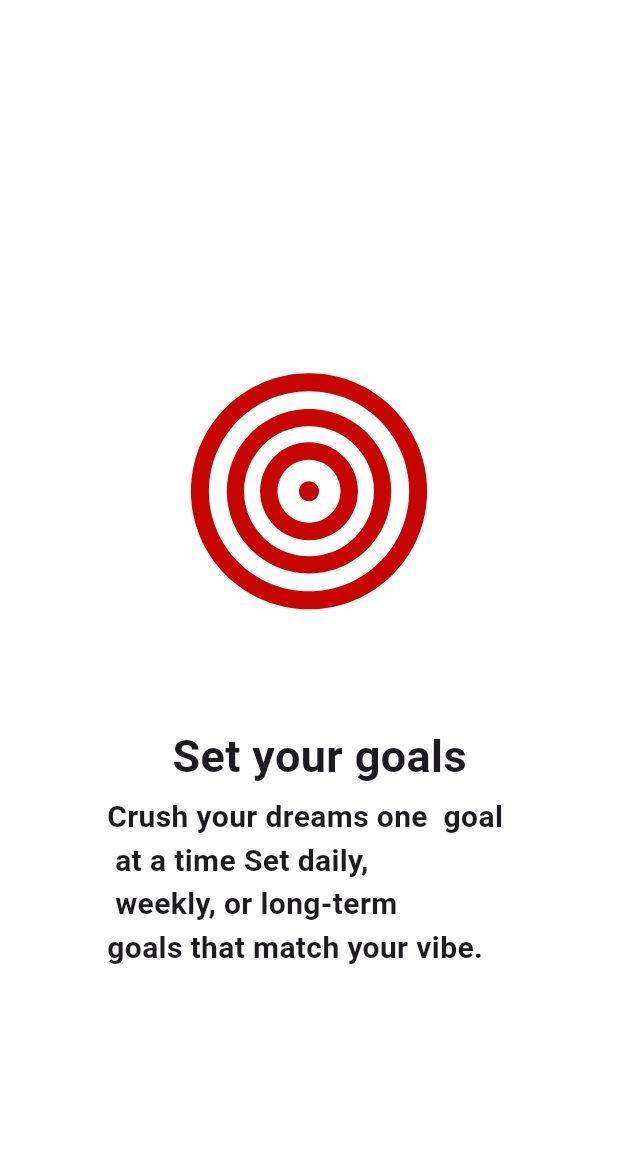
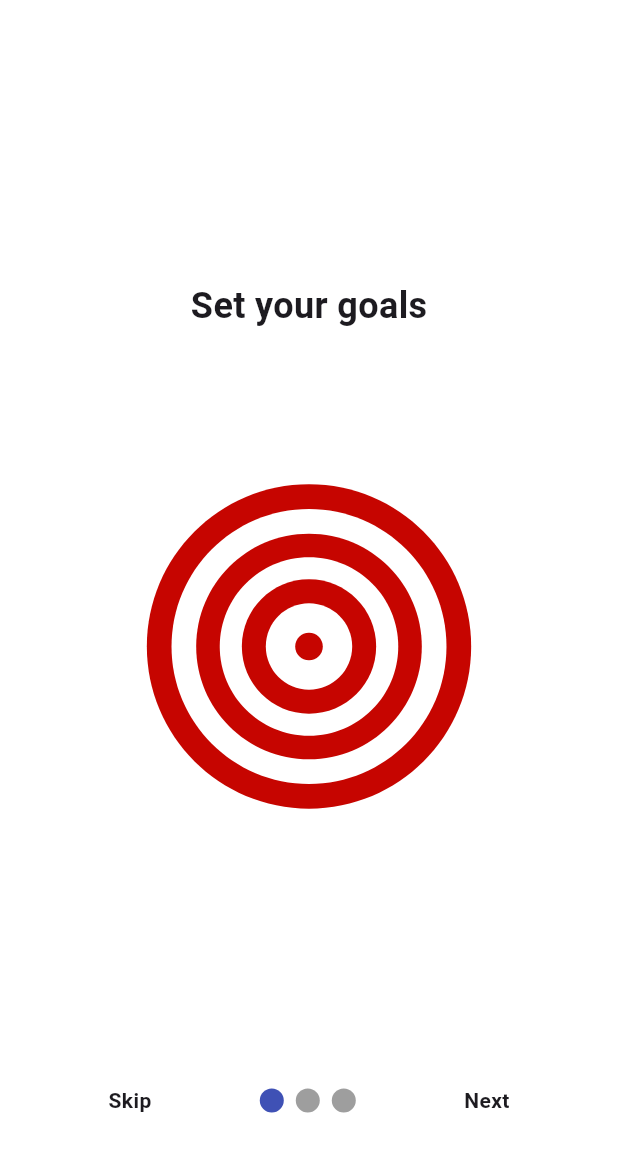
Before and after one commit to pratham-xo/UG, a Flutter app: the screen it shows after launch, on a phone screen of 412 x 824 dp. Shown: the top 1152 px of the screen. Run offline on Flutter 3.47's test engine with Material 3 defaults, Android fonts, the phone set to English and light mode, and no system bars; drawn by our look-alikes of lottie, smooth_page_indicator.

Commit message:
Intro pages ui

```diff
--- a/lib/intropage_1.dart
+++ /dev/null
@@ -1,46 +0,0 @@
-import 'package:flutter/cupertino.dart';
-import 'package:flutter/material.dart';
-import 'package:lottie/lottie.dart';
-
-class Intro_1 extends StatefulWidget {
-  const Intro_1({super.key});
-
-  @override
-  State<Intro_1> createState() => _Intro_1State();
-}
-
-class _Intro_1State extends State<Intro_1> {
-  @override
-  Widget build(BuildContext context) {
-    return Scaffold(
-      backgroundColor: CupertinoColors.white,
-      body: Column(
-        mainAxisAlignment: MainAxisAlignment.center,
-        children: [
-          LottieBuilder.asset('assets/animations/intro1.json', height: 300),
-          SizedBox(height: 5),
-          Padding(
-            padding: const EdgeInsets.only(left: 14.0),
-            child: Align(
-              alignment: Alignment.center,
-              child: Text(
-                'Set your goals',
-                style: TextStyle(fontSize: 30, fontWeight: FontWeight.bold),
-              ),
-            ),
-          ),
-          SizedBox(height: 5,),
-          Align(
-            alignment: Alignment.center,
-            child: Text('Crush your dreams one  goal \n at a time Set daily,\n weekly, or long-term \ngoals that match your vibe.',
-            style: TextStyle(
-              fontSize: 20,
-              fontWeight: FontWeight.bold
-
-            ),),
-          )
-        ],
-      ),
-    );
-  }
-}
--- /dev/null
+++ b/lib/onboarding_page.dart
@@ -0,0 +1,64 @@
+import 'package:flutter/material.dart';
+import 'package:private_project/Home.dart';
+import 'package:private_project/pages/intro_1.dart';
+import 'package:private_project/pages/intro_2.dart';
+import 'package:private_project/pages/intro_3.dart';
+import 'package:smooth_page_indicator/smooth_page_indicator.dart';
+
+class Onboarding extends StatefulWidget {
+  const Onboarding({super.key});
+
+  @override
+  State<Onboarding> createState() => _OnboardingState();
+}
+
+class _OnboardingState extends State<Onboarding> {
+  PageController page = PageController();
+  bool onLast = false;
+  @override
+  Widget build(BuildContext context) {
+    return Scaffold(
+      body: Stack(
+        children: [
+          PageView(
+            controller: page,
+            children: [Intro_1(), Intro_2(), Intro_3()],
+          ),
+          Container(
+            alignment: Alignment(0, 0.80),
+            child: Row(
+              mainAxisAlignment: MainAxisAlignment.spaceEvenly,
+              children: [
+                GestureDetector(
+                  onTap: () {
+                    Navigator.pushReplacement(
+                      context,
+                      MaterialPageRoute(builder: (context) => HomeScreen()),
+                    );
+                  },
+                  child: Text(
+                    'Skip',
+                    style: TextStyle(fontWeight: FontWeight.bold),
+                  ),
+                ),
+                SmoothPageIndicator(controller: page, count: 3),
+                GestureDetector(
+                  onTap: () {
+                    page.nextPage(
+                      duration: Duration(milliseconds: 500),
+                      curve: Curves.easeIn,
+                    );
+                  },
+                  child: Text(
+                    "Next",
+                    style: TextStyle(fontWeight: FontWeight.bold),
+                  ),
+                ),
+              ],
+            ),
+          ),
+        ],
+      ),
+    );
+  }
+}
--- /dev/null
+++ b/lib/pages/intro_1.dart
@@ -0,0 +1,21 @@
+import 'package:flutter/material.dart';
+import 'package:lottie/lottie.dart';
+
+class Intro_1 extends StatelessWidget {
+  const Intro_1({super.key});
+
+  @override
+  Widget build(BuildContext context) {
+    return Scaffold(
+      backgroundColor: Colors.white,
+      body: Column(
+        mainAxisAlignment: MainAxisAlignment.center,
+        children: [
+          Text('Set your goals',style: TextStyle(fontSize: 24,fontWeight: FontWeight.bold),),
+          SizedBox(height: 4,),
+          LottieBuilder.asset('assets/animations/intro1.json')
+        ],
+      ),
+    );
+  }
+}
--- a/lib/splashscreen.dart
+++ b/lib/splashscreen.dart
@@ -3,7 +3,9 @@ import 'dart:async';
 import 'package:flutter/cupertino.dart';
 import 'package:flutter/material.dart';
 import 'package:lottie/lottie.dart';
-import 'package:private_project/intropage_1.dart';
+import 'package:private_project/onboarding_page.dart';
+
+import 'package:private_project/pages/intro_1.dart';
 
 class SplashScreen extends StatefulWidget {
   const SplashScreen({super.key});
@@ -18,7 +20,7 @@ class _SplashScreenState extends State<SplashScreen> {
     Timer(Duration(seconds: 2), () {
       Navigator.pushReplacement(
         context,
-        MaterialPageRoute(builder: (context) => Intro_1()),
+        MaterialPageRoute(builder: (context) => Onboarding()),
       );
     });
     // TODO: implement initState
--- a/pubspec.yaml
+++ b/pubspec.yaml
@@ -36,6 +36,7 @@ dependencies:
   cupertino_icons: ^1.0.8
   flutter_launcher_icons: ^0.14.3
   lottie: ^3.3.1
+  smooth_page_indicator: ^1.2.1
 
 dev_dependencies:
   flutter_test:
```
Also changed, not shown: lib/Home.dart (added, +17 -0 lines), lib/pages/intro_2.dart (added, +21 -0 lines), lib/pages/intro_3.dart (added, +24 -0 lines), pubspec.lock.
